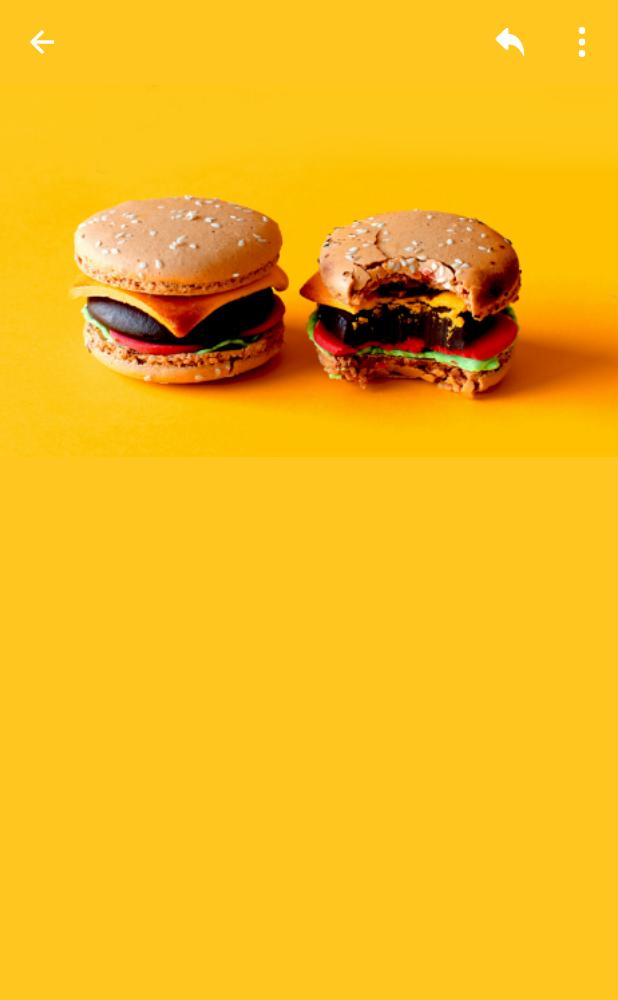
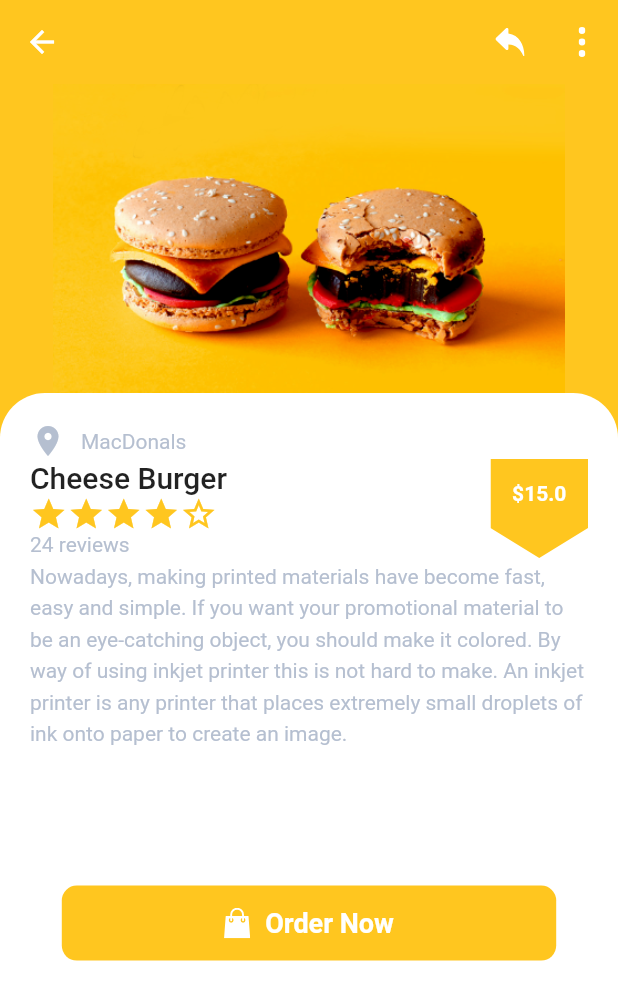
Before and after one commit to thanhliem-SE/flutter-demo-app, a Flutter app: the DetailScreen screen opened directly, on a phone screen of 412 x 824 dp. Shown: the top 1000 px of the screen. Run offline on Flutter 3.47's test engine with Material 2 defaults, Android fonts, the phone set to English and light mode, and no system bars; drawn by our look-alikes of smooth_star_rating; our stand-ins replace flutter_svg.

Commit message:
Add title_price_rate componets and fix not support null safe libary

```diff
--- /dev/null
+++ b/lib/screens/details/components/body.dart
@@ -0,0 +1,25 @@
+import 'package:flutter/material.dart';
+import 'package:food_ordering_app/screens/details/components/image_item.dart';
+
+import 'title_price_rating.dart';
+
+class Body extends StatelessWidget {
+  const Body({Key? key}) : super(key: key);
+
+  @override
+  Widget build(BuildContext context) {
+    return Column(
+      children:  const <Widget>[
+        ImageItem(srcImg: "assets/images/burger.png"),
+        Expanded(
+          child: TitlePriceRating(
+            name: "Cheese Burger",
+            numOfReviews: 24,
+            price: 15.0,
+            rating: 4,
+          ),
+        ),
+      ],
+    );
+  }
+}
--- a/lib/screens/details/components/detail_app_bar.dart
+++ b/lib/screens/details/components/detail_app_bar.dart
@@ -5,7 +5,9 @@ AppBar detailsAppBar(BuildContext context) {
   return AppBar(
     elevation: 0,
     leading: IconButton(
-      onPressed: () {},
+      onPressed: () {
+        Navigator.pop(context, true);
+      },
       icon: const Icon(
         Icons.arrow_back,
         color: Colors.white,
--- /dev/null
+++ b/lib/screens/details/components/image_item.dart
@@ -0,0 +1,20 @@
+import 'package:flutter/material.dart';
+
+class ImageItem extends StatelessWidget {
+  const ImageItem({
+    Key? key,
+    required this.srcImg,
+  }) : super(key: key);
+
+  final String srcImg;
+
+  @override
+  Widget build(BuildContext context) {
+    Size size = MediaQuery.of(context).size;
+    return Image.asset(
+      srcImg,
+      height: size.height * 0.25,
+      width: double.infinity,
+    );
+  }
+}
--- /dev/null
+++ b/lib/screens/details/components/order_button.dart
@@ -0,0 +1,50 @@
+import 'package:flutter/material.dart';
+import 'package:flutter_svg/flutter_svg.dart';
+import 'package:food_ordering_app/constants.dart';
+
+class OrderButton extends StatelessWidget {
+  final VoidCallback press;
+  const OrderButton({
+    Key? key,
+    required this.press,
+  }) : super(key: key);
+
+  @override
+  Widget build(BuildContext context) {
+    Size size = MediaQuery.of(context).size;
+    return Material(
+      color: Colors.transparent,
+      child: InkWell(
+        onTap: press,
+        child: Padding(
+          padding: const EdgeInsets.all(10.0),
+          child: Container(
+            width: size.width * 0.8,
+            decoration: BoxDecoration(
+              color: kPrimaryColor,
+              borderRadius: BorderRadius.circular(10),
+            ),
+            child: Row(
+              mainAxisAlignment: MainAxisAlignment.center,
+              children: <Widget>[
+                SvgPicture.asset("assets/icons/bag.svg"),
+                const SizedBox(
+                  width: 10,
+                  height: 50,
+                ),
+                const Text(
+                  "Order Now",
+                  style: TextStyle(
+                    color: Colors.white,
+                    fontWeight: FontWeight.bold,
+                    fontSize: 18,
+                  ),
+                ),
+              ],
+            ),
+          ),
+        ),
+      ),
+    );
+  }
+}
--- /dev/null
+++ b/lib/screens/details/components/title_price_rating.dart
@@ -0,0 +1,118 @@
+// ignore_for_file: import_of_legacy_library_into_null_safe
+import 'package:flutter/material.dart';
+import 'package:food_ordering_app/constants.dart';
+import 'package:food_ordering_app/screens/details/components/order_button.dart';
+import 'package:smooth_star_rating/smooth_star_rating.dart';
+
+class TitlePriceRating extends StatelessWidget {
+  final String name;
+  final int numOfReviews;
+  final double price, rating;
+  const TitlePriceRating({
+    Key? key,
+    required this.name,
+    required this.numOfReviews,
+    required this.price,
+    required this.rating,
+  }) : super(key: key);
+
+  @override
+  Widget build(BuildContext context) {
+    Size size = MediaQuery.of(context).size;
+    return Container(
+      padding: const EdgeInsets.all(20),
+      decoration: const BoxDecoration(
+        color: Colors.white,
+        borderRadius: BorderRadius.only(
+          topLeft: Radius.circular(30),
+          topRight: Radius.circular(30),
+        ),
+      ),
+      child: Column(
+        children: <Widget>[
+          shopName(name: "MacDonals"),
+          Row(
+            children: <Widget>[
+              Expanded(
+                child: Column(
+                  crossAxisAlignment: CrossAxisAlignment.start,
+                  children: <Widget>[
+                    Text(
+                      name,
+                      style: Theme.of(context).textTheme.headline6,
+                    ),
+                    SmoothStarRating(
+                      borderColor: kPrimaryColor,
+                      rating: rating,
+                    ),
+                    const SizedBox(width: 10),
+                     Text("$numOfReviews reviews"),
+                  ],
+                ),
+              ),
+              ClipPath(
+                clipper: PricerCliper(),
+                child: Container(
+                  alignment: Alignment.topCenter,
+                  padding: const EdgeInsets.symmetric(vertical: 15),
+                  height: 66,
+                  width: 65,
+                  color: kPrimaryColor,
+                  child: Text(
+                    "\$$price",
+                    style: const TextStyle(
+                      color: Colors.white,
+                      fontWeight: FontWeight.bold,
+                    ),
+                  ),
+                ),
+              )
+            ],
+          ),
+          const Text(
+            "Nowadays, making printed materials have become fast, easy and simple. If you want your promotional material to be an eye-catching object, you should make it colored. By way of using inkjet printer this is not hard to make. An inkjet printer is any printer that places extremely small droplets of ink onto paper to create an image.",
+            style: TextStyle(
+              height: 1.5,
+            ),
+          ),
+          SizedBox(
+            height: size.height * 0.1,
+          ),
+          OrderButton(press: () {}),
+        ],
+      ),
+    );
+  }
+
+  Row shopName({required String name}) {
+    return Row(
+      children: <Widget>[
+        const Icon(
+          Icons.location_on,
+          color: ksecondaryColor,
+        ),
+        const SizedBox(width: 10),
+        Text(name),
+      ],
+    );
+  }
+}
+
+class PricerCliper extends CustomClipper<Path> {
+  @override
+  Path getClip(Size size) {
+    Path path = Path();
+    double ignoreHeight = 20;
+    path.lineTo(0, size.height - ignoreHeight);
+    path.lineTo(size.width / 2, size.height);
+    path.lineTo(size.width, size.height - ignoreHeight);
+    path.lineTo(size.width, 0);
+    path.close();
+    return path;
+  }
+
+  @override
+  bool shouldReclip(covariant CustomClipper<Path> oldClipper) {
+    return false;
+  }
+}
--- a/lib/screens/details/detail_screen.dart
+++ b/lib/screens/details/detail_screen.dart
@@ -1,5 +1,6 @@
 import 'package:flutter/material.dart';
 import 'package:food_ordering_app/constants.dart';
+import 'package:food_ordering_app/screens/details/components/body.dart';
 import 'package:food_ordering_app/screens/details/components/detail_app_bar.dart';
 
 class DetailScreen extends StatelessWidget {
@@ -14,16 +15,3 @@ class DetailScreen extends StatelessWidget {
     );
   }
 }
-
-class Body extends StatelessWidget {
-  const Body({Key? key}) : super(key: key);
-
-  @override
-  Widget build(BuildContext context) {
-    return Column(
-      children: <Widget>[
-        Image.asset("assets/images/burger.png"),
-      ],
-    );
-  }
-}
--- a/lib/screens/home/home_screens.dart
+++ b/lib/screens/home/home_screens.dart
@@ -1,7 +1,7 @@
 import 'package:flutter/material.dart';
 import 'package:food_ordering_app/screens/home/components/app_bar.dart';
 import 'package:food_ordering_app/screens/home/components/body.dart';
-import 'package:food_ordering_app/screens/home/components/bottom_nav_bar.dart';
+import 'package:food_ordering_app/components/bottom_nav_bar.dart';
 
 class HomeScreen extends StatelessWidget {
   const HomeScreen({Key? key}) : super(key: key);
```
Also changed, not shown: pubspec.yaml (+3 -5 lines), lib/components/bottom_nav_bar.dart (renamed from lib/screens/home/components/bottom_nav_bar.dart), pubspec.lock.
